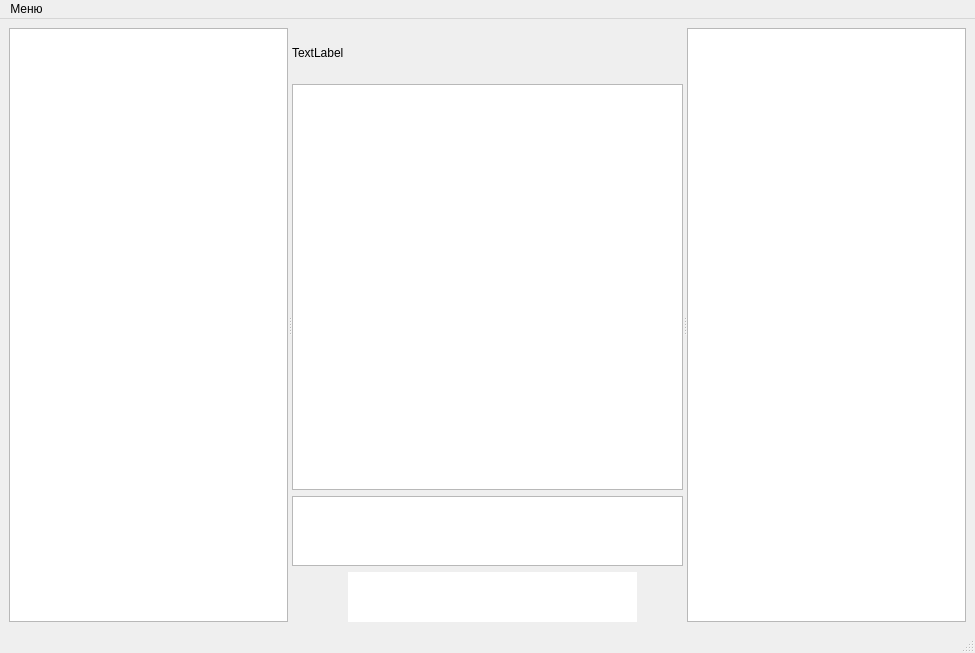
Old version of the form pussygram/mainwindow.ui in the repository P1P0P/qt_pussygram.
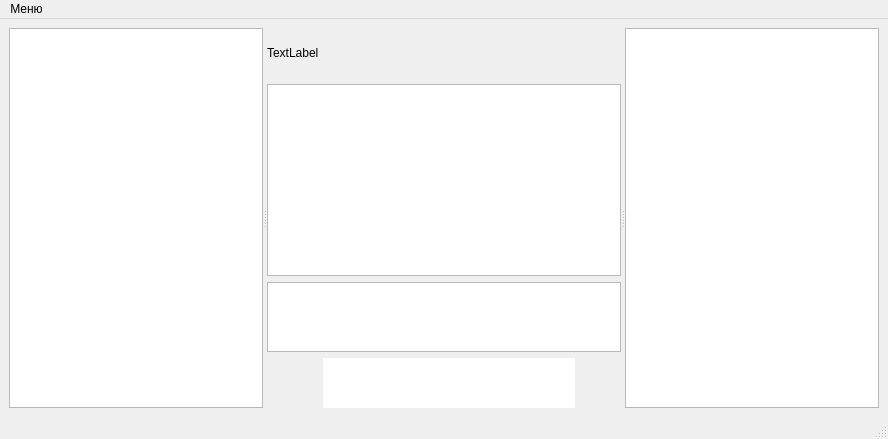
New version of the form. Icons and pictures are not drawn.

The edit to the form file:
```diff
--- a/pussygram/mainwindow.ui
+++ b/pussygram/mainwindow.ui
@@ -2,14 +2,6 @@
 <ui version="4.0">
  <class>MainWindow</class>
  <widget class="QMainWindow" name="MainWindow">
-  <property name="geometry">
-   <rect>
-    <x>0</x>
-    <y>0</y>
-    <width>975</width>
-    <height>653</height>
-   </rect>
-  </property>
   <property name="windowTitle">
    <string>PussyGram</string>
   </property>
@@ -191,7 +183,7 @@
     <rect>
      <x>0</x>
      <y>0</y>
-     <width>975</width>
+     <width>1016</width>
      <height>25</height>
     </rect>
    </property>
```
